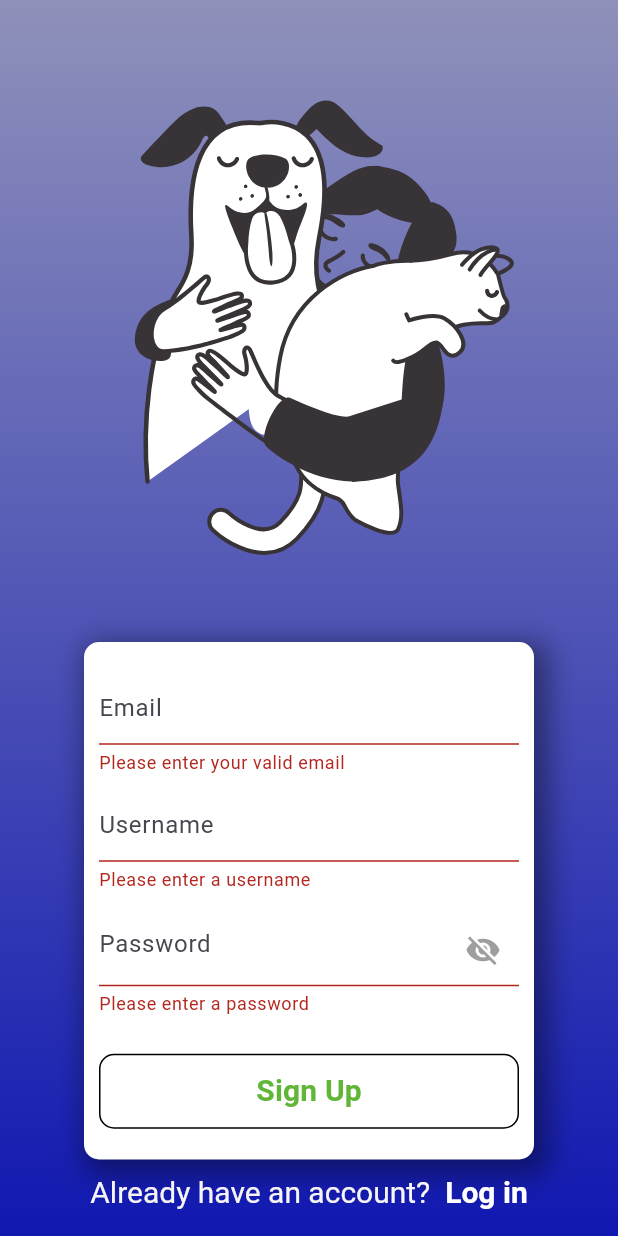
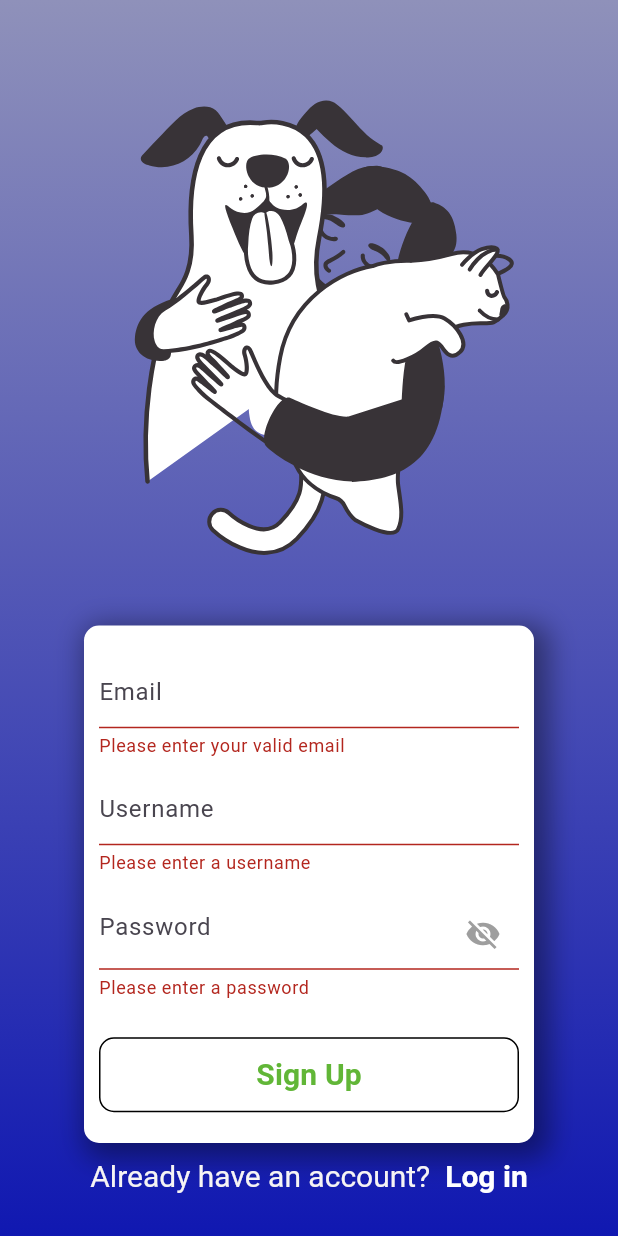
Before and after one commit to Geopaul94/cat_dog_project, a Flutter app: the screen it shows after launch, after a tap on "SKIP", after a tap on "DONE", after a tap on "Sign Up", on a phone screen of 412 x 824 dp. Run offline on Flutter 3.47's test engine with Material 3 defaults, Android fonts, the phone set to English and light mode, and no system bars; our stand-ins replace awesome_notifications, cloud_firestore, firebase_auth, firebase_core, flutter_local_notifications, flutter_slidable and 10 more; missing offline and left inert: flutter_pdfview, syncfusion_flutter_pdfviewer; accounts and stored records are empty; network calls fail.

```diff
--- a/lib/hive/functions/pet_function/pet_hive_function.dart
+++ b/lib/hive/functions/pet_function/pet_hive_function.dart
@@ -6,6 +6,7 @@ import 'package:petapp/model/petmodel/pet/pet_model.dart';
 
 const String petData = 'PetData';
 ValueNotifier<String> Pets = ValueNotifier("Pet");
+List<String> nameofPets = [];
 
 List<PetModel> finalPetList = [];
 List<PetModel> petList = [];
@@ -43,6 +44,19 @@ Future<void> addPetDataList() async {
   finalPetList.clear();
   final data = await getPetData();
   finalPetList.addAll(data);
+
+  // Populate the list of pet names
+  nameofPets.clear();
+  for (var pet in finalPetList) {
+    nameofPets.add(
+        pet.name); // Assuming 'name' is the property that holds the pet's name
+  }
+}
+
+Future<List<String>> getPetNames() async {
+  // Ensure that the list of pet names is populated
+  await addPetDataList();
+  return nameofPets;
 }
 
 Future<List<PetModel>> getCatData() async {
--- a/lib/screens/firebase/user_auth/sign_up_page.dart
+++ b/lib/screens/firebase/user_auth/sign_up_page.dart
@@ -60,9 +60,8 @@ class _SignUpPageState extends State<SignUpPage> {
                   'assets/cat dog lady.json',
                 ),
               ),
-              const SizedBox(height: 1),
               Container(
-                margin: const EdgeInsets.only(top: 10),
+                // margin: const EdgeInsets.only(top: 10),
                 width: 300,
                 height:
                     345, // Increased height to accommodate new TextFormField
--- a/lib/screens/main_pages/bottom_navigator.dart
+++ b/lib/screens/main_pages/bottom_navigator.dart
@@ -22,10 +22,10 @@ class _BottomNavigatorState extends State<BottomNavigator> {
   late PageController _pageController;
 
   final List<Widget> _pages = [
-    Training(),
+    HomePage(),
     const Reminders(),
     const AddPets(),
-    HomePage(),
+    Training(),
     const DashBoard(),
   ];
 
```
Also changed, not shown: lib/screens/main_pages/homepage/horizontalcard/homepage.dart (+8 -1 lines), lib/screens/main_pages/reminder_page/add_reminder.dart (+19 -0 lines), lib/petlist.dart (deleted).
